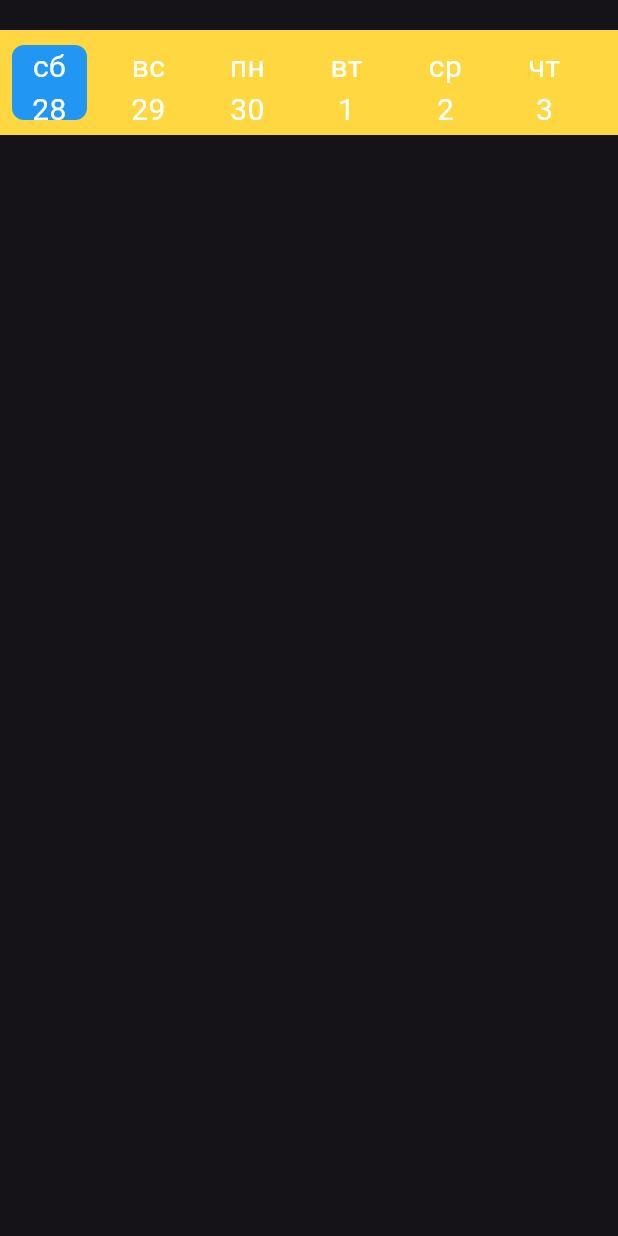
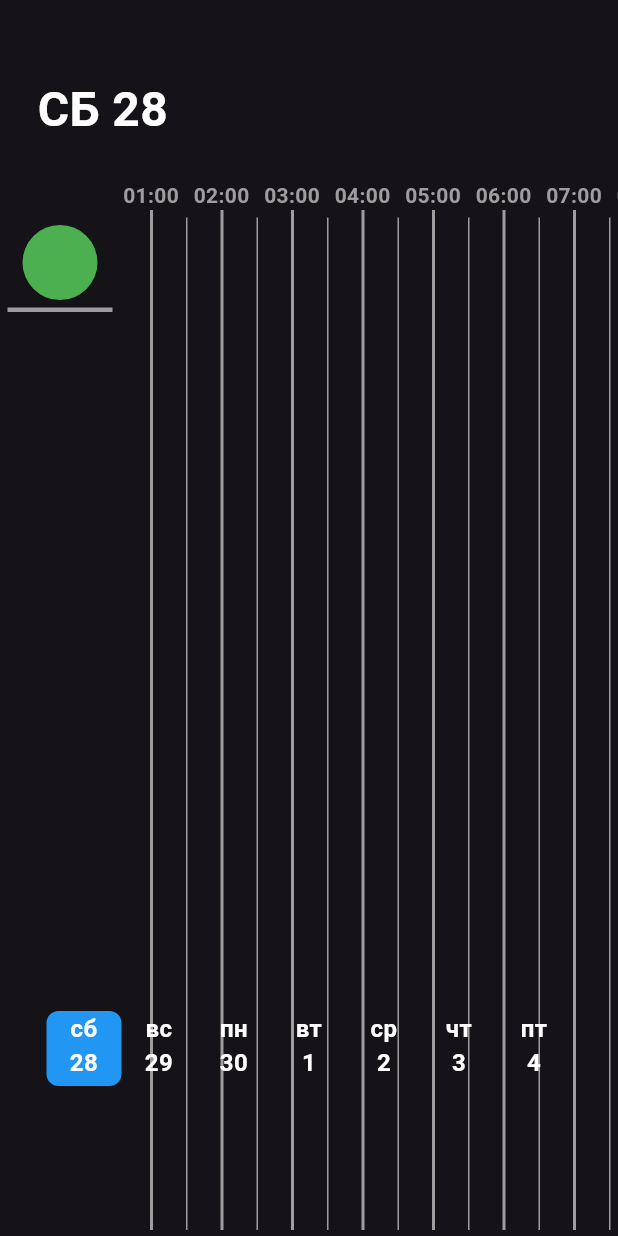
Before and after one commit to TG4-Dev/DrunaClient, a Flutter app: the screen it shows after launch, on a phone screen of 412 x 824 dp. Run offline on Flutter 3.47's test engine with Material 3 defaults, Android fonts, the phone set to English and light mode, and no system bars; our stand-ins replace dio; network calls fail; Roboto replaces fonts that are missing (RobotoMono).

Commit message:
feature(one_week.dart) in progress. короче, заложен задаток работы с API в папке repositories/api. Чтобы работало надо указать свой локальный айпишник в запросе к серверу. Разбивал всё на виджеты, старался структурировать. Сам пока путаюсь куда че добавлять, но посмотрим.

```diff
--- a/lib/features/one_day/view/one_day_screen.dart
+++ b/lib/features/one_day/view/one_day_screen.dart
@@ -20,7 +20,9 @@ class _OneDayScreenState extends State<OneDayScreen> {
             margin: EdgeInsets.fromLTRB(0, 20, 0, 0),
             height: 70,
             color: Colors.amberAccent,
-            child: ListDaysOfWeek(),
+            child: ListDaysOfWeek(
+              daysOfWeek: daysOfWeek,
+            ),
           ),
         ],
       ),
--- a/lib/features/one_week/view/one_week.dart
+++ b/lib/features/one_week/view/one_week.dart
@@ -1,5 +1,11 @@
+import 'package:druna_app/features/one_week/widgets/friends_vertikal_list_bottom.dart';
+import 'package:druna_app/features/one_week/widgets/horizontal_field.dart';
 import 'package:druna_app/features/shared_widgets/days_of_week/view/list_days_of_week.dart';
 import 'package:druna_app/features/shared_widgets/days_of_week/view_model/day.dart';
+import 'package:druna_app/repositories/api/friends/friends_api.dart';
+import 'package:druna_app/repositories/api/ping/ping_api.dart';
+import 'package:druna_app/repositories/models/friends.dart';
+import 'package:druna_app/theme/theme.dart';
 import 'package:flutter/material.dart';
 
 class OneWeekScreen extends StatefulWidget {
@@ -11,19 +17,70 @@ class OneWeekScreen extends StatefulWidget {
 
 class _OneWeekScreenState extends State<OneWeekScreen> {
   final List<Day> daysOfWeek = DayModel.generateDaysOfWeek(7);
+  final friendApi = FriendsApi();
+  final pingApi = PingApi();
+  List<FriendInfo>? _friendList;
+
+  @override
+  void initState() {
+    _loadFriendList();
+    super.initState();
+  }
+
   @override
   Widget build(BuildContext context) {
     return Scaffold(
-      body: Column(
+      body: Stack(
         children: [
-          Container(
-            margin: EdgeInsets.fromLTRB(0, 20, 0, 0),
-            height: 70,
-            color: Colors.amberAccent,
-            child: ListDaysOfWeek(),
+          Column(
+            children: [
+              Padding(padding: EdgeInsets.fromLTRB(0, 50, 0, 0)),
+              Row(
+                children: [
+                  SizedBox(
+                    child: Padding(
+                      padding: const EdgeInsets.fromLTRB(25, 0, 0, 20),
+                      child: Text(
+                        '${daysOfWeek[0].day.toUpperCase()} ${daysOfWeek[0].date}',
+                        style: darkTheme.textTheme.bodyLarge,
+                      ),
+                    ),
+                  ),
+                  // oval selector
+                ],
+              ),
+
+              HorizontalField(),
+            ],
+          ),
+
+          Positioned(
+            top: 150, // Позиция сверху
+            left: 5, // Отступ слева
+            child: FriendListBottomWidget(friendList: _friendList),
+          ),
+
+          Positioned(
+            bottom: 100,
+            left: 0,
+            right: 0,
+            child: Center(
+              child: Container(
+                height: 50,
+                child: ListDaysOfWeek(daysOfWeek: daysOfWeek),
+              ),
+            ),
           ),
         ],
       ),
     );
   }
+
+  Future<void> _loadFriendList() async {
+    _friendList = await friendApi.getFriendsList(
+      token:
+          "eyJhbGciOiJIUzI1NiIsInR5cCI6IkpXVCJ9.eyJleHAiOjE3NTExNTIxNzgsImlhdCI6MTc1MTEwODk3OCwidXNlcl9pZCI6MX0.7YjEyJTfY63RkFlTg-_ph9OGUlpLAc6scOEvp67-1zM",
+    );
+    setState(() {});
+  }
 }
--- /dev/null
+++ b/lib/features/one_week/widgets/friends_vertikal_list_bottom.dart
@@ -0,0 +1,89 @@
+import 'package:druna_app/repositories/models/friends.dart';
+import 'package:flutter/material.dart';
+
+class FriendListBottomWidget extends StatefulWidget {
+  final List<FriendInfo>? friendList;
+
+  const FriendListBottomWidget({super.key, required this.friendList});
+
+  @override
+  FriendListBottomWidgetState createState() => FriendListBottomWidgetState();
+}
+
+class FriendListBottomWidgetState extends State<FriendListBottomWidget> {
+  int _dividerPosition = 0;
+
+  @override
+  Widget build(BuildContext context) {
+    int i = -1;
+    return Column(
+      mainAxisSize: MainAxisSize.min,
+      children: [
+        // Первый шарик (всегда на месте)
+        Container(
+          height: 50,
+          width: 50,
+          margin: EdgeInsets.symmetric(vertical: 0),
+          decoration: BoxDecoration(
+            color: Colors.green,
+            borderRadius: BorderRadius.circular(25),
+          ),
+        ),
+
+        // Список шариков
+        SizedBox(
+          width: 70,
+          child: ListView.builder(
+            shrinkWrap: true,
+            scrollDirection: Axis.vertical,
+            padding: EdgeInsets.symmetric(vertical: 5),
+            itemCount: widget.friendList != null ? widget.friendList!.length + 1 : 1,
+            itemBuilder: (context, index) {
+              if (index == _dividerPosition) {
+                return Container(color: Colors.grey, height: 3, width: 50);
+              }
+
+              i = index < _dividerPosition ? index : index - 1;
+
+              return Center(
+                child: TextButton(
+                  style: TextButton.styleFrom(
+                    padding: EdgeInsets.symmetric(horizontal: 5, vertical: 4),
+                  ),
+                  onPressed: () => _handleBallPress(index),
+                  child: Container(
+                    height: 50,
+                    width: 50,
+                    decoration: BoxDecoration(
+                      color: Colors.green,
+                      borderRadius: BorderRadius.circular(25),
+                    ),
+                    child: Center(child: Text(widget.friendList![i > -1 ? i : index].username)),
+                  ),
+                ),
+              );
+            },
+          ),
+        ),
+      ],
+    );
+  }
+
+  void _handleBallPress(int pressedIndex) {
+    setState(() {
+      print('index = $pressedIndex');
+      print('pos = $_dividerPosition');
+      if (pressedIndex < _dividerPosition) {
+        // Шарик над полоской - перемещаем под полоску
+        widget.friendList!.insert(_dividerPosition, widget.friendList![pressedIndex]);
+        widget.friendList!.removeAt(pressedIndex);
+        _dividerPosition--;
+      } else if (pressedIndex >= _dividerPosition) {
+        // Шарик под полоской - перемещаем на позицию сразу после первого шарика
+        widget.friendList!.insert(_dividerPosition, widget.friendList![pressedIndex - 1]);
+        widget.friendList!.removeAt(pressedIndex);
+        _dividerPosition++;
+      }
+    });
+  }
+}
--- /dev/null
+++ b/lib/features/one_week/widgets/horizontal_field.dart
@@ -0,0 +1,74 @@
+import 'package:druna_app/features/shared_widgets/days_of_week/view_model/field.dart';
+import 'package:druna_app/theme/theme.dart' show darkTheme;
+import 'package:flutter/material.dart';
+
+class HorizontalField extends StatefulWidget {
+
+  const HorizontalField({
+    super.key,
+  });
+
+  @override
+  State<HorizontalField> createState() => _HorizontalFieldState();
+}
+
+class _HorizontalFieldState extends State<HorizontalField> {
+  final ScrollController _scrollController = ScrollController();  // unused
+
+  @override
+  Widget build(BuildContext context) {
+    return Expanded(
+      child: SizedBox(
+        width: double.infinity,
+        height: 700,
+        child: ListView.builder(
+          scrollDirection: Axis.horizontal,
+          controller: _scrollController,
+          shrinkWrap: true,
+          itemCount: 48 * 7,
+          itemBuilder: (context, index) {
+            final data = Field().generateData(
+              7,
+            ); // перенести в тело класса
+            final String time = data[index]["time"];
+            final double barWidth = data[index]["barWidth"]
+                .toDouble();
+
+            if(index < 2) {
+              return SizedBox(width: 40,);
+            }
+            return Padding(
+              padding: const EdgeInsets.symmetric(
+                vertical: 4,
+                horizontal: 2,
+              ),
+              child: Column(
+                children: [
+                  SizedBox(
+                    width: index % 2 == 0 ? 38 : 0,
+                    child: Text(
+                      time,
+                      style: darkTheme.textTheme.labelSmall,
+                    ),
+                  ),
+                  Expanded(
+                    child: Stack(
+                      alignment: Alignment.center,
+                      children: [
+                        Container(
+                          margin: EdgeInsets.only(top: index % 2 == 0 ? 0 : 5),
+                          width: barWidth,
+                          color: Colors.grey,
+                        ),
+                      ],
+                    ),
+                  ),
+                ],
+              ),
+            );
+          },
+        ),
+      ),
+    );
+  }
+}
--- a/lib/features/shared_widgets/days_of_week/view/list_days_of_week.dart
+++ b/lib/features/shared_widgets/days_of_week/view/list_days_of_week.dart
@@ -1,16 +1,16 @@
-
-
 import 'package:flutter/material.dart';
 import 'package:druna_app/features/shared_widgets/days_of_week/view_model/day.dart';
 
 class ListDaysOfWeek extends StatefulWidget {
   final ValueChanged<Day>? onDaySelected;
   final Day? initialSelectedDay;
+  final List<Day> daysOfWeek;
 
   const ListDaysOfWeek({
     super.key,
     this.onDaySelected,
     this.initialSelectedDay,
+    required this.daysOfWeek,
   });
 
   @override
@@ -25,6 +25,7 @@ class _ListDaysOfWeekState extends State<ListDaysOfWeek> {
   Widget build(BuildContext context) {
     final theme = Theme.of(context);
     return ListView.builder(
+      shrinkWrap: true,
       scrollDirection: Axis.horizontal,
       itemCount: daysOfWeek.length,
       itemBuilder: (context, index) {
@@ -34,8 +35,8 @@ class _ListDaysOfWeekState extends State<ListDaysOfWeek> {
         return Center(
           child: TextButton(
             style: TextButton.styleFrom(
-                padding: EdgeInsets.symmetric(horizontal: 8),
-                minimumSize: Size(50, 50)
+              padding: EdgeInsets.symmetric(horizontal: 0, vertical: 0),
+              minimumSize: Size(50, 50),
             ),
             onPressed: () {
               setState(() {
--- /dev/null
+++ b/lib/features/shared_widgets/days_of_week/view_model/field.dart
@@ -0,0 +1,15 @@
+class Field {
+  // Генерация данных для времени и полосок
+  List<Map<String, dynamic>> generateData(int days) {
+    final List<Map<String, dynamic>> data = [];
+    for (int i = 0; i < 24 * days; i++) {
+      data.add({
+        "time": "${(i % 24).toString().padLeft(2, '0')}:00",
+        "barWidth": 2,
+      });
+
+      data.add({"time": "", "barWidth": 1});
+    }
+    return data;
+  }
+}
--- /dev/null
+++ b/lib/repositories/api/friends/friends_api.dart
@@ -0,0 +1,39 @@
+import 'package:dio/dio.dart';
+import 'package:druna_app/repositories/api/main_api.dart';
+import 'package:druna_app/repositories/models/friends.dart';
+
+class FriendsApi {
+  final _dio = MainApi().dio;
+
+  Future<List<FriendInfo>> getFriendsList({required String token}) async {
+    try {
+      final response = await _dio.get(
+        'http://192.168.31.176:22000/api/friends/list',
+        options: Options(
+          headers: {
+            'Authorization': 'Bearer $token',
+          },
+        ),
+      );
+
+      if (response.statusCode == 200) {
+        final List<dynamic> jsonData = response.data["friends"];
+
+        // Преобразуем JSON в список объектов FriendInfo
+        final List<FriendInfo> friendsList = jsonData
+            .map((json) => FriendInfo.fromJson(json))
+            .toList();
+
+        return friendsList;
+      } else {
+        throw Exception(
+          'Ошибка при получении списка друзей: ${response.statusMessage}',
+        );
+      }
+    } on DioException catch (e) {
+      throw Exception('Ошибка Dio: ${e.message}');
+    } catch (e) {
+      throw Exception('Неизвестная ошибка: $e');
+    }
+  }
+}
--- /dev/null
+++ b/lib/repositories/api/main_api.dart
@@ -0,0 +1,9 @@
+import 'package:dio/dio.dart';
+
+class MainApi {
+  final Dio dio = Dio();
+
+  // MainApi() {
+  //   dio.options.baseUrl = 'http://192.168.31.176:22000';
+  // }
+}
--- /dev/null
+++ b/lib/repositories/api/ping/ping_api.dart
@@ -0,0 +1,28 @@
+import 'package:dio/dio.dart';
+import 'package:druna_app/repositories/api/main_api.dart';
+
+class PingApi {
+  final dio = MainApi().dio;
+
+  Future<void> ping() async {
+    try {
+      final response = await dio.get(
+        'http://192.168.31.176:22000/ping/',
+        // 'https://postman-echo.com/get',
+      );
+
+      if (response.statusCode == 200) {
+        print(response.data);
+        return;
+      } else {
+        throw Exception(
+          'Ошибка при получении списка друзей: ${response.statusMessage}',
+        );
+      }
+    } on DioException catch (e) {
+      throw Exception('Ошибка Dio: ${e.message}');
+    } catch (e) {
+      throw Exception('Неизвестная ошибка: $e');
+    }
+  }
+}
--- /dev/null
+++ b/lib/repositories/models/friends.dart
@@ -0,0 +1,29 @@
+class FriendInfo {
+  final int id;
+  final String name;
+  final String username;
+
+  FriendInfo({
+    required this.id,
+    required this.name,
+    required this.username,
+  });
+
+  // Фабричный конструктор для создания объекта из JSON
+  factory FriendInfo.fromJson(Map<String, dynamic> json) {
+    return FriendInfo(
+      id: json['id'],
+      name: json['name'],
+      username: json['username'],
+    );
+  }
+
+  // Преобразование объекта обратно в JSON (опционально)
+  Map<String, dynamic> toJson() {
+    return {
+      'id': id,
+      'name': name,
+      'username': username,
+    };
+  }
+}
--- a/lib/theme/theme.dart
+++ b/lib/theme/theme.dart
@@ -6,9 +6,22 @@ final darkTheme = ThemeData(
     brightness: Brightness.dark,
   ),
   textTheme: TextTheme(
-    bodyMedium: const TextStyle(
+    bodyLarge: TextStyle(
       color: Colors.white,
-      fontSize: 20
+      fontSize: 32.0,
+      fontWeight: FontWeight.bold,
+      fontFamily: 'RobotoMono',
+    ),
+    bodyMedium: TextStyle(
+      color: Colors.white,
+      fontSize: 16.0,
+      fontWeight: FontWeight.bold,
+      fontFamily: 'RobotoMono',
+    ),
+    labelSmall: TextStyle(
+      color: Colors.grey,
+      fontSize: 14,
+      fontFamily: 'RobotoMono',
     )
   ),
 );
--- a/pubspec.yaml
+++ b/pubspec.yaml
@@ -36,6 +36,7 @@ dependencies:
   cupertino_icons: ^1.0.8
   postgres: ^3.5.6
   intl: ^0.20.2
+  dio: ^5.8.0+1
 
 dev_dependencies:
   flutter_test:
```
Also changed, not shown: lib/features/one_week/widgets/widgets.dart (deleted), pubspec.lock. Lines whose indentation alone changed are shown as unchanged.
